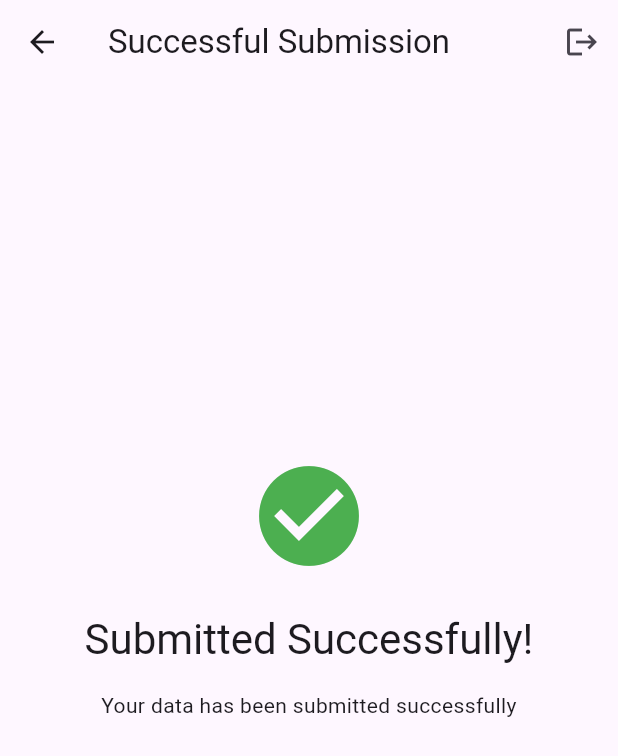
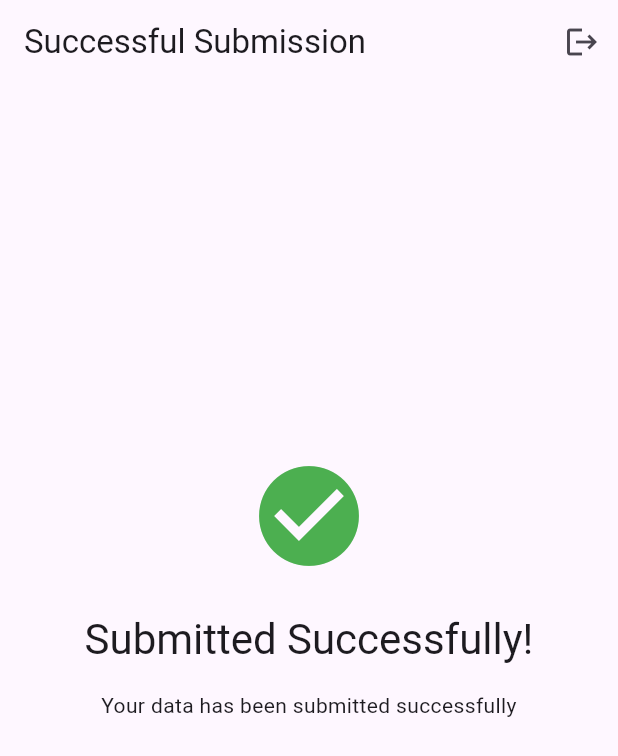
Before and after one commit to apurv-2505/tiny-motion-demo, a Flutter app: the SubmissionScreen screen opened directly with empty values, after a tap on "Submit", on a phone screen of 412 x 824 dp. Shown: the top 756 px of the screen. Run offline on Flutter 3.47's test engine with Material 3 defaults, Android fonts, the phone set to English and light mode, and no system bars; our stand-ins replace camera, flutter_riverpod, flutter_secure_storage, graphql_flutter, lottie, video_player; accounts and stored records are empty; network calls fail.

Commit message:
Video timer + back from submission page fixed

```diff
--- a/lib/screens/submission_screen.dart
+++ b/lib/screens/submission_screen.dart
@@ -73,7 +73,7 @@
             );
 
             if (context.mounted) {
-              Navigator.pushReplacement(
+              Navigator.push(
                 context,
                 MaterialPageRoute(
                   builder: (context) => SuccessfulSubmissionScreen(),
--- a/lib/screens/successful_submission.dart
+++ b/lib/screens/successful_submission.dart
@@ -1,5 +1,7 @@
+import 'package:demo_app/graphql/auth_service.dart';
+import 'package:demo_app/screens/login_screen.dart';
 import 'package:demo_app/theme/theme.dart';
-import 'package:demo_app/widgets/appbar.dart';
+
 import 'package:flutter/material.dart';
 
 class SuccessfulSubmissionScreen extends StatelessWidget {
@@ -8,7 +10,22 @@
   @override
   Widget build(BuildContext context) {
     return Scaffold(
-      appBar: CustomAppBar(titleText: "Successful Submission"),
+      appBar: AppBar(
+        title: Text('Successful Submission'),
+        automaticallyImplyLeading: false,
+        actions: [
+          IconButton(
+            icon: const Icon(Icons.logout),
+            onPressed: () {
+              logoutClinician();
+              Navigator.pushReplacement(
+                context,
+                MaterialPageRoute(builder: (context) => LoginScreen()),
+              );
+            },
+          ),
+        ],
+      ),
       body: Padding(
         padding: EdgeInsets.all(16),
         child: Column(
--- a/lib/screens/video_review_screen.dart
+++ b/lib/screens/video_review_screen.dart
@@ -33,6 +33,11 @@
     try {
       _videoController = VideoPlayerController.file(File(widget.videoPath));
       await _videoController!.initialize();
+
+      _videoController!.addListener(() {
+        if (mounted) setState(() {});
+      });
+
       setState(() {
         _isInitialized = true;
       });
```
